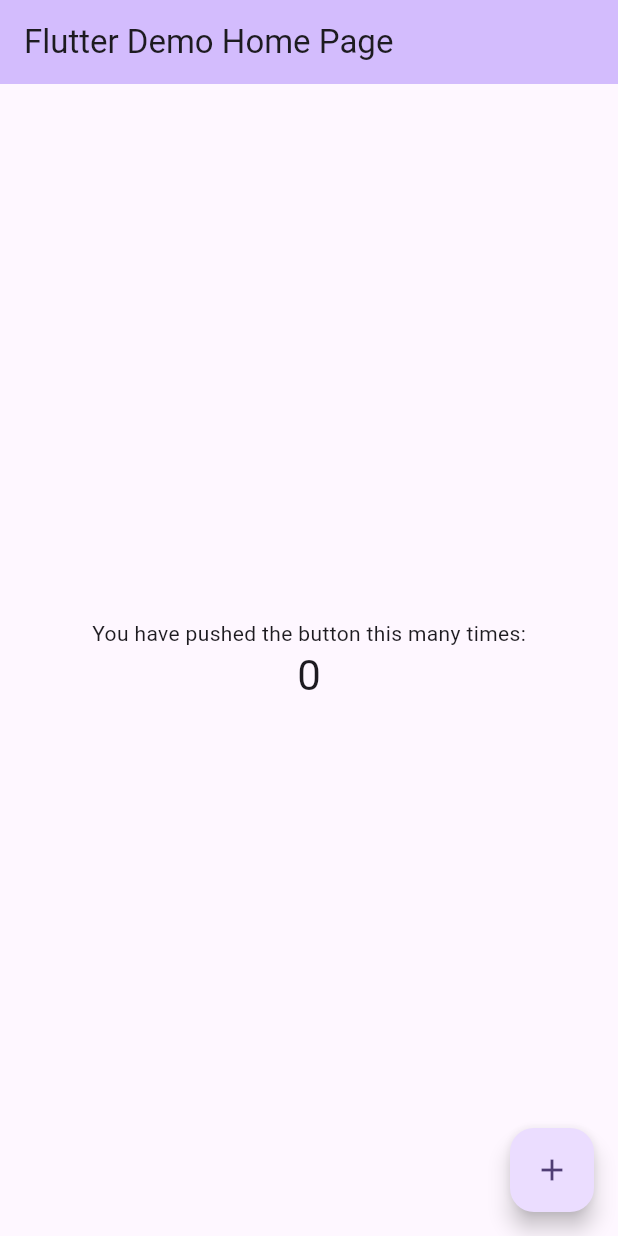
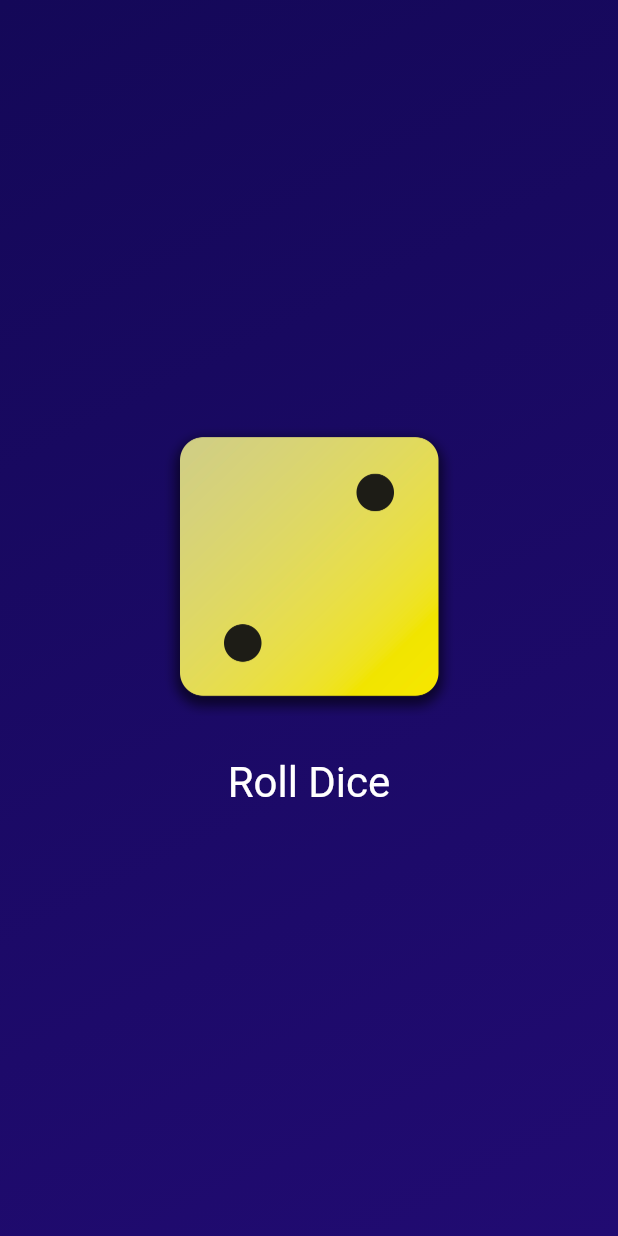
Before and after one commit to KhanhLy1202/flutter_projects, a Flutter app: the screen it shows after launch, on a phone screen of 412 x 824 dp. Run offline on Flutter 3.47's test engine with Material 3 defaults, Android fonts, the phone set to English and light mode, and no system bars.

Commit message:
add rolldiceapp

```diff
--- /dev/null
+++ b/first_app/lib/dice_roller.dart
@@ -0,0 +1,48 @@
+import 'package:flutter/material.dart';
+import 'dart:math';
+
+final randomizer = Random();
+
+class DiceRoller extends StatefulWidget {
+  const DiceRoller({super.key});
+
+  @override
+  State<DiceRoller> createState() {
+    return _DiceRollerState();
+  }
+}
+
+class _DiceRollerState extends State<DiceRoller> {
+  var currentDiceRoll = 2;
+
+  void rollDice() {
+    setState(() {
+      currentDiceRoll = randomizer.nextInt(6) + 1;
+    });
+  }
+
+  @override
+  Widget build(BuildContext context) {
+    return Column(
+      mainAxisSize: MainAxisSize.min,
+      children: [
+        Image.asset(
+          'assets/images/dice-$currentDiceRoll.png',
+          width: 200,
+        ),
+        const SizedBox(
+          height: 20,
+        ),
+        TextButton(
+          onPressed: rollDice,
+          style: TextButton.styleFrom(
+              foregroundColor: Colors.white,
+              textStyle: TextStyle(
+                fontSize: 28,
+              )),
+          child: Text('Roll Dice'),
+        ),
+      ],
+    );
+  }
+}
--- /dev/null
+++ b/first_app/lib/gradient_container.dart
@@ -0,0 +1,35 @@
+import 'package:flutter/material.dart';
+import 'package:first_app/dice_roller.dart';
+
+const startAlignment = Alignment.topLeft;
+const endAlignment = Alignment.bottomRight;
+
+class GradientContainer extends StatelessWidget {
+  const GradientContainer(this.color1, this.color2, {super.key});
+
+  GradientContainer.purple({super.key})
+      : color1 = Color.fromARGB(255, 20, 8, 88),
+        color2 = Color.fromARGB(255, 33, 11, 114);
+
+  final Color color1;
+  final Color color2;
+
+  @override
+  Widget build(BuildContext context) {
+    return Container(
+      decoration: BoxDecoration(
+        gradient: LinearGradient(
+          colors: [
+            color1,
+            color2,
+          ],
+          begin: startAlignment,
+          end: endAlignment,
+        ),
+      ),
+      child: Center(
+        child: DiceRoller(),
+      ),
+    );
+  }
+}
--- a/first_app/lib/main.dart
+++ b/first_app/lib/main.dart
@@ -1,125 +1,12 @@
 import 'package:flutter/material.dart';
+import 'package:first_app/gradient_container.dart';
 
 void main() {
-  runApp(const MyApp());
+  runApp(
+    MaterialApp(
+      home: Scaffold(
+        body: GradientContainer.purple(),
+      ),
+    ),
+  );
 }
-
-class MyApp extends StatelessWidget {
-  const MyApp({super.key});
-
-  // This widget is the root of your application.
-  @override
-  Widget build(BuildContext context) {
-    return MaterialApp(
-      title: 'Flutter Demo',
-      theme: ThemeData(
-        // This is the theme of your application.
-        //
-        // TRY THIS: Try running your application with "flutter run". You'll see
-        // the application has a purple toolbar. Then, without quitting the app,
-        // try changing the seedColor in the colorScheme below to Colors.green
-        // and then invoke "hot reload" (save your changes or press the "hot
-        // reload" button in a Flutter-supported IDE, or press "r" if you used
-        // the command line to start the app).
-        //
-        // Notice that the counter didn't reset back to zero; the application
-        // state is not lost during the reload. To reset the state, use hot
-        // restart instead.
-        //
-        // This works for code too, not just values: Most code changes can be
-        // tested with just a hot reload.
-        colorScheme: ColorScheme.fromSeed(seedColor: Colors.deepPurple),
-        useMaterial3: true,
-      ),
-      home: const MyHomePage(title: 'Flutter Demo Home Page'),
-    );
-  }
-}
-
-class MyHomePage extends StatefulWidget {
-  const MyHomePage({super.key, required this.title});
-
-  // This widget is the home page of your application. It is stateful, meaning
-  // that it has a State object (defined below) that contains fields that affect
-  // how it looks.
-
-  // This class is the configuration for the state. It holds the values (in this
-  // case the title) provided by the parent (in this case the App widget) and
-  // used by the build method of the State. Fields in a Widget subclass are
-  // always marked "final".
-
-  final String title;
-
-  @override
-  State<MyHomePage> createState() => _MyHomePageState();
-}
-
-class _MyHomePageState extends State<MyHomePage> {
-  int _counter = 0;
-
-  void _incrementCounter() {
-    setState(() {
-      // This call to setState tells the Flutter framework that something has
-      // changed in this State, which causes it to rerun the build method below
-      // so that the display can reflect the updated values. If we changed
-      // _counter without calling setState(), then the build method would not be
-      // called again, and so nothing would appear to happen.
-      _counter++;
-    });
-  }
-
-  @override
-  Widget build(BuildContext context) {
-    // This method is rerun every time setState is called, for instance as done
-    // by the _incrementCounter method above.
-    //
-    // The Flutter framework has been optimized to make rerunning build methods
-    // fast, so that you can just rebuild anything that needs updating rather
-    // than having to individually change instances of widgets.
-    return Scaffold(
-      appBar: AppBar(
-        // TRY THIS: Try changing the color here to a specific color (to
-        // Colors.amber, perhaps?) and trigger a hot reload to see the AppBar
-        // change color while the other colors stay the same.
-        backgroundColor: Theme.of(context).colorScheme.inversePrimary,
-        // Here we take the value from the MyHomePage object that was created by
-        // the App.build method, and use it to set our appbar title.
-        title: Text(widget.title),
-      ),
-      body: Center(
-        // Center is a layout widget. It takes a single child and positions it
-        // in the middle of the parent.
-        child: Column(
-          // Column is also a layout widget. It takes a list of children and
-          // arranges them vertically. By default, it sizes itself to fit its
-          // children horizontally, and tries to be as tall as its parent.
-          //
-          // Column has various properties to control how it sizes itself and
-          // how it positions its children. Here we use mainAxisAlignment to
-          // center the children vertically; the main axis here is the vertical
-          // axis because Columns are vertical (the cross axis would be
-          // horizontal).
-          //
-          // TRY THIS: Invoke "debug painting" (choose the "Toggle Debug Paint"
-          // action in the IDE, or press "p" in the console), to see the
-          // wireframe for each widget.
-          mainAxisAlignment: MainAxisAlignment.center,
-          children: <Widget>[
-            const Text(
-              'You have pushed the button this many times:',
-            ),
-            Text(
-              '$_counter',
-              style: Theme.of(context).textTheme.headlineMedium,
-            ),
-          ],
-        ),
-      ),
-      floatingActionButton: FloatingActionButton(
-        onPressed: _incrementCounter,
-        tooltip: 'Increment',
-        child: const Icon(Icons.add),
-      ), // This trailing comma makes auto-formatting nicer for build methods.
-    );
-  }
-}
--- /dev/null
+++ b/first_app/lib/text_container.dart
@@ -0,0 +1,18 @@
+import 'package:flutter/material.dart';
+
+class TextContainer extends StatelessWidget {
+  const TextContainer(this.text, {super.key});
+
+  final String text;
+
+  @override
+  Widget build(BuildContext context) {
+    return Text(
+      text,
+      style: const TextStyle(
+        color: Colors.white,
+        fontSize: 28,
+      ),
+    );
+  }
+}
```
Also changed, not shown: first_app/pubspec.yaml (+7 -3 lines), first_app/assets/images/dice-1.png (added), first_app/assets/images/dice-2.png (added), first_app/assets/images/dice-3.png (added), first_app/assets/images/dice-4.png (added), first_app/assets/images/dice-5.png (added), first_app/assets/images/dice-6.png (added).
